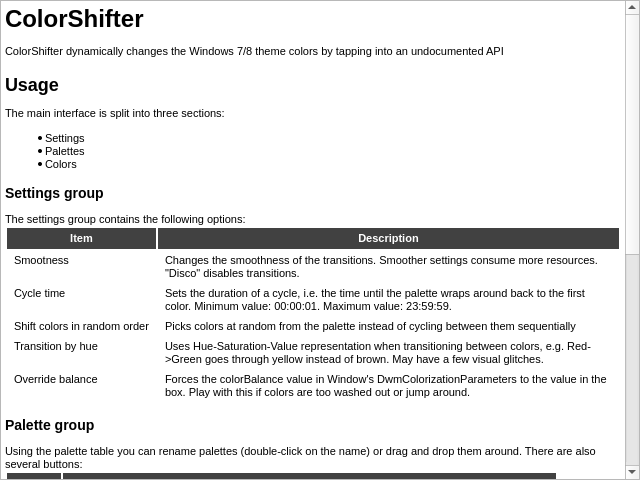
Above: helpwindow.ui from elfakyn/ColorShifter-qt before the change. Below: the same form after it.
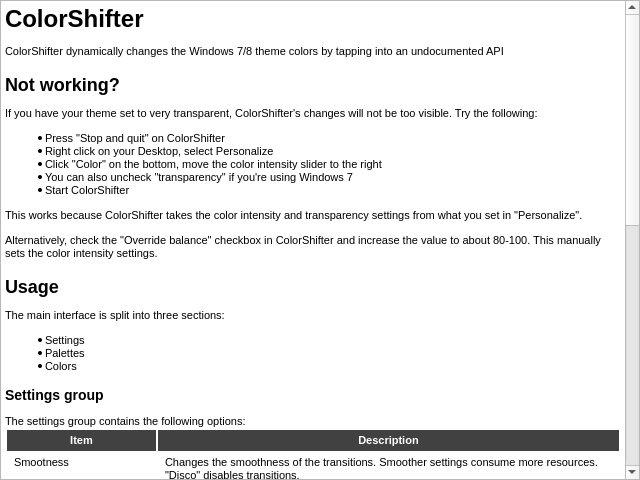
That is the form after the change.

```diff
--- a/helpwindow.ui
+++ b/helpwindow.ui
@@ -35,6 +35,15 @@
 &lt;/style&gt;&lt;/head&gt;&lt;body style=&quot; font-family:'MS Shell Dlg 2'; font-size:8.25pt; font-weight:400; font-style:normal;&quot;&gt;
 &lt;p style=&quot; margin-top:18px; margin-bottom:12px; margin-left:0px; margin-right:0px; -qt-block-indent:0; text-indent:0px;&quot;&gt;&lt;a name=&quot;colorshifter&quot;&gt;&lt;/a&gt;&lt;span style=&quot; font-family:'verdana,helvetica,arial,sans-serif'; font-size:xx-large; font-weight:600;&quot;&gt;C&lt;/span&gt;&lt;span style=&quot; font-family:'verdana,helvetica,arial,sans-serif'; font-size:xx-large; font-weight:600;&quot;&gt;olorShifter&lt;/span&gt;&lt;/p&gt;
 &lt;p style=&quot; margin-top:12px; margin-bottom:12px; margin-left:0px; margin-right:0px; -qt-block-indent:0; text-indent:0px;&quot;&gt;&lt;span style=&quot; font-family:'verdana,helvetica,arial,sans-serif';&quot;&gt;ColorShifter dynamically changes the Windows 7/8 theme colors by tapping into an undocumented API&lt;/span&gt;&lt;/p&gt;
+&lt;p style=&quot; margin-top:16px; margin-bottom:12px; margin-left:0px; margin-right:0px; -qt-block-indent:0; text-indent:0px;&quot;&gt;&lt;a name=&quot;notworking&quot;&gt;&lt;/a&gt;&lt;span style=&quot; font-family:'verdana,helvetica,arial,sans-serif'; font-size:x-large; font-weight:600;&quot;&gt;N&lt;/span&gt;&lt;span style=&quot; font-family:'verdana,helvetica,arial,sans-serif'; font-size:x-large; font-weight:600;&quot;&gt;ot working?&lt;/span&gt;&lt;/p&gt;
+&lt;p style=&quot; margin-top:12px; margin-bottom:12px; margin-left:0px; margin-right:0px; -qt-block-indent:0; text-indent:0px;&quot;&gt;&lt;span style=&quot; font-family:'verdana,helvetica,arial,sans-serif';&quot;&gt;If you have your theme set to very transparent, ColorShifter's changes will not be too visible. Try the following:&lt;/span&gt;&lt;/p&gt;
+&lt;ul style=&quot;margin-top: 0px; margin-bottom: 0px; margin-left: 0px; margin-right: 0px; -qt-list-indent: 1;&quot;&gt;&lt;li style=&quot; font-family:'verdana,helvetica,arial,sans-serif';&quot; style=&quot; margin-top:12px; margin-bottom:0px; margin-left:0px; margin-right:0px; -qt-block-indent:0; text-indent:0px;&quot;&gt;Press &amp;quot;Stop and quit&amp;quot; on ColorShifter&lt;/li&gt;
+&lt;li style=&quot; font-family:'verdana,helvetica,arial,sans-serif';&quot; style=&quot; margin-top:0px; margin-bottom:0px; margin-left:0px; margin-right:0px; -qt-block-indent:0; text-indent:0px;&quot;&gt;Right click on your Desktop, select Personalize&lt;/li&gt;
+&lt;li style=&quot; font-family:'verdana,helvetica,arial,sans-serif';&quot; style=&quot; margin-top:0px; margin-bottom:0px; margin-left:0px; margin-right:0px; -qt-block-indent:0; text-indent:0px;&quot;&gt;Click &amp;quot;Color&amp;quot; on the bottom, move the color intensity slider to the right&lt;/li&gt;
+&lt;li style=&quot; font-family:'verdana,helvetica,arial,sans-serif';&quot; style=&quot; margin-top:0px; margin-bottom:0px; margin-left:0px; margin-right:0px; -qt-block-indent:0; text-indent:0px;&quot;&gt;You can also uncheck &amp;quot;transparency&amp;quot; if you're using Windows 7&lt;/li&gt;
+&lt;li style=&quot; font-family:'verdana,helvetica,arial,sans-serif';&quot; style=&quot; margin-top:0px; margin-bottom:12px; margin-left:0px; margin-right:0px; -qt-block-indent:0; text-indent:0px;&quot;&gt;Start ColorShifter&lt;/li&gt;&lt;/ul&gt;
+&lt;p style=&quot; margin-top:12px; margin-bottom:12px; margin-left:0px; margin-right:0px; -qt-block-indent:0; text-indent:0px;&quot;&gt;&lt;span style=&quot; font-family:'verdana,helvetica,arial,sans-serif';&quot;&gt;This works because ColorShifter takes the color intensity and transparency settings from what you set in &amp;quot;Personalize&amp;quot;.&lt;/span&gt;&lt;/p&gt;
+&lt;p style=&quot; margin-top:12px; margin-bottom:12px; margin-left:0px; margin-right:0px; -qt-block-indent:0; text-indent:0px;&quot;&gt;&lt;span style=&quot; font-family:'verdana,helvetica,arial,sans-serif';&quot;&gt;Alternatively, check the &amp;quot;Override balance&amp;quot; checkbox in ColorShifter and increase the value to about 80-100. This manually sets the color intensity settings.&lt;/span&gt;&lt;/p&gt;
 &lt;p style=&quot; margin-top:16px; margin-bottom:12px; margin-left:0px; margin-right:0px; -qt-block-indent:0; text-indent:0px;&quot;&gt;&lt;a name=&quot;usage&quot;&gt;&lt;/a&gt;&lt;span style=&quot; font-family:'verdana,helvetica,arial,sans-serif'; font-size:x-large; font-weight:600;&quot;&gt;U&lt;/span&gt;&lt;span style=&quot; font-family:'verdana,helvetica,arial,sans-serif'; font-size:x-large; font-weight:600;&quot;&gt;sage&lt;/span&gt;&lt;/p&gt;
 &lt;p style=&quot; margin-top:12px; margin-bottom:12px; margin-left:0px; margin-right:0px; -qt-block-indent:0; text-indent:0px;&quot;&gt;&lt;span style=&quot; font-family:'verdana,helvetica,arial,sans-serif';&quot;&gt;The main interface is split into three sections:&lt;/span&gt;&lt;/p&gt;
 &lt;ul style=&quot;margin-top: 0px; margin-bottom: 0px; margin-left: 0px; margin-right: 0px; -qt-list-indent: 1;&quot;&gt;&lt;li style=&quot; font-family:'verdana,helvetica,arial,sans-serif';&quot; style=&quot; margin-top:12px; margin-bottom:0px; margin-left:0px; margin-right:0px; -qt-block-indent:0; text-indent:0px;&quot;&gt;Settings&lt;/li&gt;
```
